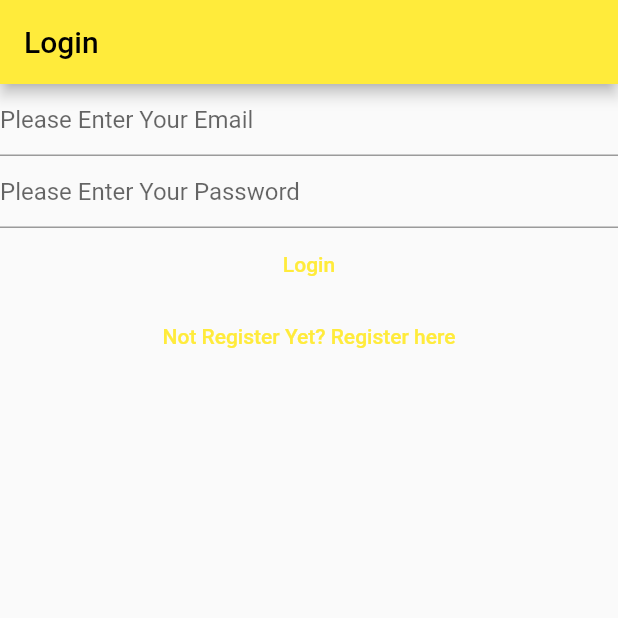
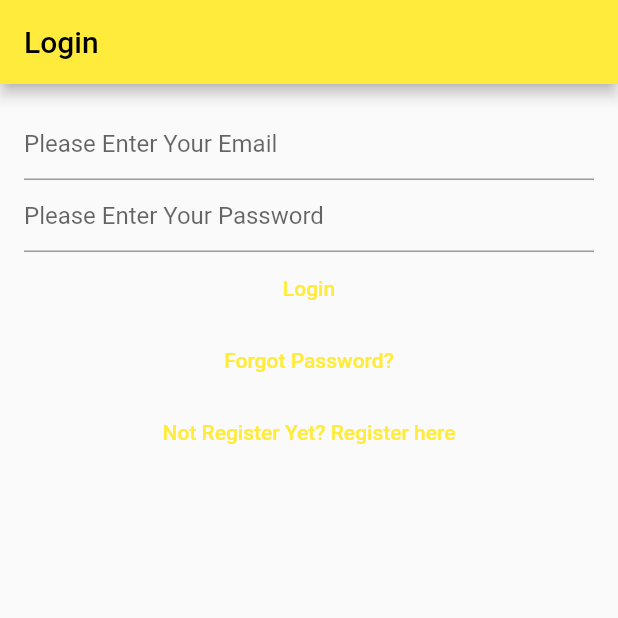
Before and after one commit to GlitchAyub/mynotes, a Flutter app: the screen it shows after launch, on a phone screen of 412 x 824 dp, the top half of it. Run offline on Flutter 3.47's test engine with Material 2 defaults, Android fonts, the phone set to English and light mode, and no system bars; our stand-ins replace bloc, equatable, firebase_auth, firebase_core, flutter_bloc, rive and 2 more; accounts and stored records are empty.

Commit message:
step 27 reset button added

```diff
--- a/lib/main.dart
+++ b/lib/main.dart
@@ -1,17 +1,18 @@
 // ignore_for_file: use_build_context_synchronously
 import 'package:flutter/material.dart';
 import 'package:flutter_bloc/flutter_bloc.dart';
+import 'package:mynotes/constants/routes.dart';
 import 'package:mynotes/helper/loading/loading_screen.dart';
 import 'package:mynotes/services/auth/bloc/authBloc.dart';
 import 'package:mynotes/services/auth/bloc/authEvents.dart';
 import 'package:mynotes/services/auth/bloc/authState.dart';
 import 'package:mynotes/services/auth/firebase_auth_provider.dart';
+import 'package:mynotes/views/forgot_password_view.dart';
 import 'package:mynotes/views/login_view.dart';
 import 'package:mynotes/views/notes/createUpdateNoteView.dart';
 import 'package:mynotes/views/notes/notes_view.dart';
 import 'package:mynotes/views/register_view.dart';
 import 'package:mynotes/views/verifyEmail.dart';
-import 'package:mynotes/constants/routes.dart';
 
 void main() {
   WidgetsFlutterBinding.ensureInitialized();
@@ -58,6 +59,8 @@ class HomePage extends StatelessWidget {
           return const VerifyEmailView();
         } else if (state is AuthStateLoggedOut) {
           return const LoginView();
+        } else if (state is AuthStateForgotPassword) {
+          return const ForgotPasswordView();
         } else if (state is AuthStateRegistering) {
           return const RegisterView();
         } else {
--- a/lib/services/auth/auth_provider.dart
+++ b/lib/services/auth/auth_provider.dart
@@ -13,4 +13,5 @@ abstract class AuthProvider {
   });
   Future<void> logOut();
   Future<void> sendEmailVerification();
+  Future<void> sendPasswordReset({required String toEmail});
 }
--- a/lib/services/auth/auth_service.dart
+++ b/lib/services/auth/auth_service.dart
@@ -38,4 +38,8 @@ class AuthService implements AuthProvider {
 
   @override
   Future<void> initialize() => provider.initialize();
+
+  @override
+  Future<void> sendPasswordReset({required String toEmail}) =>
+      provider.sendPasswordReset(toEmail: toEmail);
 }
--- a/lib/services/auth/bloc/authEvents.dart
+++ b/lib/services/auth/bloc/authEvents.dart
@@ -13,6 +13,11 @@ class AuthEventLogIn extends AuthEvent {
   final String email;
   final String password;
   const AuthEventLogIn(this.email, this.password);
+}
+
+class AuthEventForgotPassword extends AuthEvent {
+  final String? email;
+  const AuthEventForgotPassword({this.email});
 }
 
 class AuthEventLogOut extends AuthEvent {
--- a/lib/services/auth/bloc/authState.dart
+++ b/lib/services/auth/bloc/authState.dart
@@ -32,6 +32,17 @@ class AuthStateNeedsVerification extends AuthState {
   const AuthStateNeedsVerification({required super.isLoading});
 }
 
+class AuthStateForgotPassword extends AuthState {
+  final Exception? exception;
+  final bool hasSentEmail;
+
+  const AuthStateForgotPassword({
+    required this.exception,
+    required this.hasSentEmail,
+    required bool isLoading,
+  }) : super(isLoading: isLoading);
+}
+
 class AuthStateLoggedOut extends AuthState with EquatableMixin {
   final Exception? exception;
 
--- a/lib/views/login_view.dart
+++ b/lib/views/login_view.dart
@@ -18,7 +18,6 @@ class LoginView extends StatefulWidget {
 }
 
 class _LoginViewState extends State<LoginView> {
-
   late final TextEditingController _email;
   late final TextEditingController _password;
 
@@ -41,9 +40,10 @@ class _LoginViewState extends State<LoginView> {
     return BlocListener<AuthBloc, AuthState>(
       listener: (context, state) async {
         if (state is AuthStateLoggedOut) {
-
-          if (state.exception is UserNotFoundAuthException ||
-              state.exception is WrongPasswordAuthException) {
+          if (state.exception is UserNotFoundAuthException ){
+await showErrorDialog(context, 'cannot find an user with entered credential');
+          }
+            else if(state.exception is WrongPasswordAuthException) {
             await showErrorDialog(context, 'Wrong Credential');
           } else if (state.exception is GenericAuthException) {
             await showErrorDialog(context, 'Authentication Error');
@@ -52,7 +52,9 @@ class _LoginViewState extends State<LoginView> {
       },
       child: Scaffold(
         appBar: AppBar(title: const Text('Login')),
-        body: Column(
+        body: Padding(
+          padding: const EdgeInsets.all(16.0),
+          child: Column(
             children: [
               TextField(
                 controller: _email,
@@ -83,10 +85,18 @@ class _LoginViewState extends State<LoginView> {
               ),
               TextButton(
                   onPressed: () {
+                    context
+                        .read<AuthBloc>()
+                        .add(const AuthEventForgotPassword());
+                  },
+                  child: const Text("Forgot Password?")),
+              TextButton(
+                  onPressed: () {
                     context.read<AuthBloc>().add(const AuthEventShouldRegister());
                   },
-                child: const Text("Not Register Yet? Register here"))
+                  child: const Text("Not Register Yet? Register here")),
             ],
+          ),
         ),
       ),
     );
--- a/lib/views/register_view.dart
+++ b/lib/views/register_view.dart
@@ -53,13 +53,16 @@ class _RegisterViewState extends State<RegisterView> {
       },
       child: Scaffold(
         appBar: AppBar(title: const Text('Register')),
-        body: Column(
+        body: Padding(
+          padding: const EdgeInsets.all(16.0),
+          child: Column(
             children: [
               TextField(
                 controller: _email,
                 keyboardType: TextInputType.emailAddress,
                 enableSuggestions: false,
                 autocorrect: false,
+                autofocus: true,
                 decoration:
                     const InputDecoration(hintText: "Please Enter Your Email"),
               ),
@@ -92,6 +95,7 @@ class _RegisterViewState extends State<RegisterView> {
             ],
           ),
         ),
+      ),
     );
   }
 }
```
Also changed, not shown: lib/services/auth/bloc/authBloc.dart (+54 -9 lines), lib/services/auth/firebase_auth_provider.dart (+19 -0 lines), lib/utilities/dialogs/password_reset_sent_dialog.dart (added, +13 -0 lines), lib/views/forgot_password_view.dart (added, +87 -0 lines), 1 other file. Lines whose indentation alone changed are shown as unchanged.
